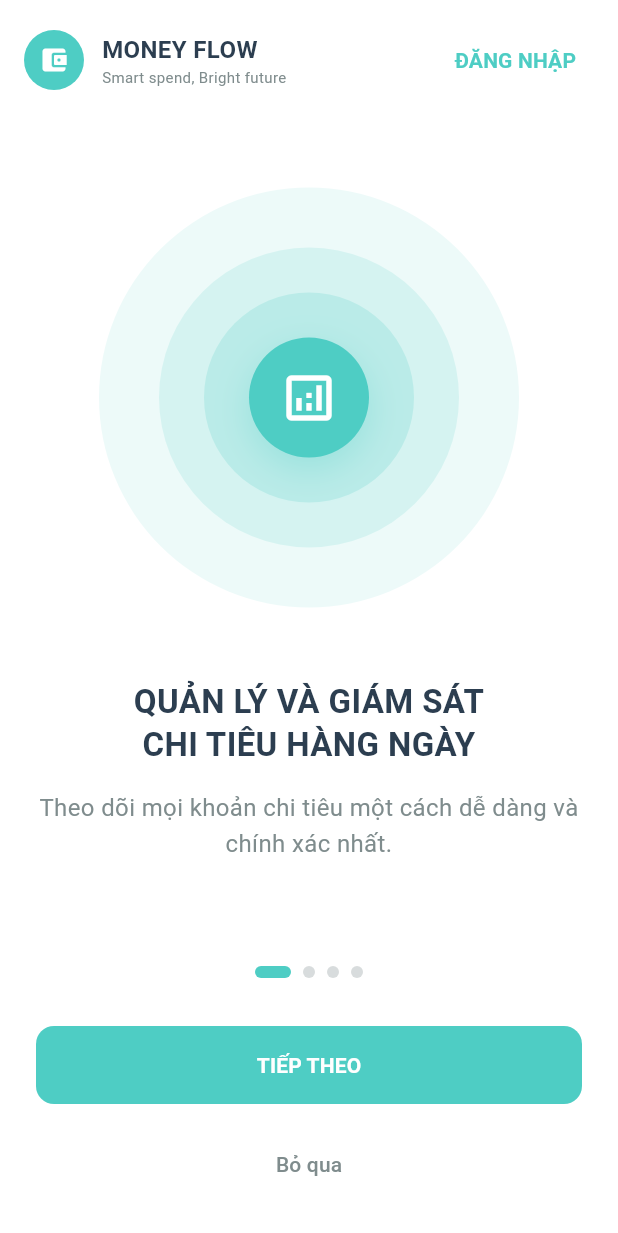
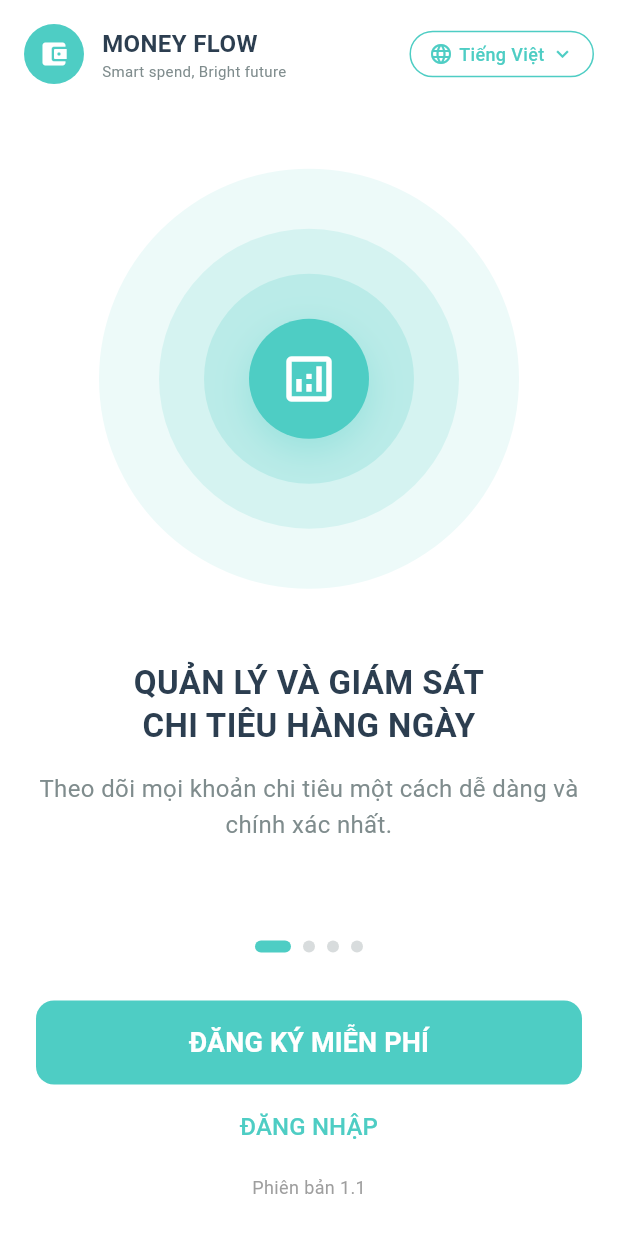
Before and after one commit to khanhhtapcode/FinTrack-App, a Flutter app: the screen it shows after launch, on a phone screen of 412 x 824 dp. Shown: the top 1233 px of the screen. Run offline on Flutter 3.47's test engine with Material 3 defaults, Android fonts, the phone set to English and light mode, and no system bars.

Commit message:
fix change language + fix UX/UI

```diff
--- a/lib/screens/onboarding/onboarding_screen.dart
+++ b/lib/screens/onboarding/onboarding_screen.dart
@@ -12,6 +12,7 @@ class OnboardingScreen extends StatefulWidget {
 class _OnboardingScreenState extends State<OnboardingScreen> {
   final PageController _pageController = PageController();
   int _currentIndex = 0;
+  String _selectedLanguage = 'vi'; // 'vi' for Vietnamese, 'en' for English
 
   final List<Map<String, dynamic>> _pages = [
     {
@@ -50,12 +51,33 @@ class _OnboardingScreenState extends State<OnboardingScreen> {
       body: SafeArea(
         child: Column(
           children: [
-            // Header
-            Padding(
+            _buildHeader(),
+            Expanded(
+              child: PageView.builder(
+                controller: _pageController,
+                itemCount: _pages.length,
+                onPageChanged: (index) {
+                  setState(() {
+                    _currentIndex = index;
+                  });
+                },
+                itemBuilder: (context, index) => _buildPage(_pages[index]),
+              ),
+            ),
+            _buildBottomSection(),
+          ],
+        ),
+      ),
+    );
+  }
+
+  Widget _buildHeader() {
+    return Padding(
       padding: EdgeInsets.all(16),
       child: Row(
         mainAxisAlignment: MainAxisAlignment.spaceBetween,
         children: [
+          // Logo Section
           Row(
             children: [
               Container(
@@ -85,47 +107,93 @@ class _OnboardingScreenState extends State<OnboardingScreen> {
                   ),
                   Text(
                     'Smart spend, Bright future',
-                            style: TextStyle(
-                              fontSize: 10,
-                              color: Color(0xFF7F8C8D),
-                            ),
+                    style: TextStyle(fontSize: 10, color: Color(0xFF7F8C8D)),
                   ),
                 ],
               ),
             ],
           ),
-                  TextButton(
-                    onPressed: () {
-                      Navigator.push(
-                        context,
-                        MaterialPageRoute(builder: (context) => LoginScreen()),
-                      );
+
+          // Language Selector
+          PopupMenuButton<String>(
+            offset: Offset(0, 40),
+            shape: RoundedRectangleBorder(
+              borderRadius: BorderRadius.circular(12),
+            ),
+            onSelected: (String value) {
+              setState(() {
+                _selectedLanguage = value;
+              });
             },
-                    child: Text(
-                      'ĐĂNG NHẬP',
+            itemBuilder: (BuildContext context) => [
+              PopupMenuItem(
+                value: 'vi',
+                child: Row(
+                  children: [
+                    Icon(
+                      Icons.check,
+                      size: 16,
+                      color: _selectedLanguage == 'vi'
+                          ? Color(0xFF4ECDC4)
+                          : Colors.transparent,
+                    ),
+                    SizedBox(width: 8),
+                    Text('Tiếng Việt'),
+                  ],
+                ),
+              ),
+              PopupMenuItem(
+                value: 'en',
+                child: Row(
+                  children: [
+                    Icon(
+                      Icons.check,
+                      size: 16,
+                      color: _selectedLanguage == 'en'
+                          ? Color(0xFF4ECDC4)
+                          : Colors.transparent,
+                    ),
+                    SizedBox(width: 8),
+                    Text('English'),
+                  ],
+                ),
+              ),
+            ],
+            child: Container(
+              padding: EdgeInsets.symmetric(horizontal: 12, vertical: 6),
+              decoration: BoxDecoration(
+                border: Border.all(color: Color(0xFF4ECDC4), width: 1),
+                borderRadius: BorderRadius.circular(20),
+              ),
+              child: Row(
+                mainAxisSize: MainAxisSize.min,
+                children: [
+                  Icon(Icons.language, size: 16, color: Color(0xFF4ECDC4)),
+                  SizedBox(width: 4),
+                  Text(
+                    _selectedLanguage == 'vi' ? 'Tiếng Việt' : 'English',
                     style: TextStyle(
                       color: Color(0xFF4ECDC4),
-                        fontWeight: FontWeight.w600,
-                        fontSize: 14,
+                      fontSize: 12,
+                      fontWeight: FontWeight.w500,
+                    ),
+                  ),
+                  SizedBox(width: 4),
+                  Icon(
+                    Icons.keyboard_arrow_down,
+                    size: 16,
+                    color: Color(0xFF4ECDC4),
+                  ),
+                ],
               ),
             ),
           ),
         ],
       ),
-            ),
+    );
+  }
 
-            // PageView
-            Expanded(
-              child: PageView.builder(
-                controller: _pageController,
-                itemCount: _pages.length,
-                onPageChanged: (index) {
-                  setState(() {
-                    _currentIndex = index;
-                  });
-                },
-                itemBuilder: (context, index) {
-                  final page = _pages[index];
+  Widget _buildPage(Map<String, dynamic> page) {
     return Container(
       padding: EdgeInsets.symmetric(horizontal: 24),
       child: Column(
@@ -172,11 +240,7 @@ class _OnboardingScreenState extends State<OnboardingScreen> {
                       ),
                     ],
                   ),
-                                child: Icon(
-                                  page['icon'],
-                                  size: 40,
-                                  color: Colors.white,
-                                ),
+                  child: Icon(page['icon'], size: 40, color: Colors.white),
                 ),
               ],
             ),
@@ -209,12 +273,10 @@ class _OnboardingScreenState extends State<OnboardingScreen> {
         ],
       ),
     );
-                },
-              ),
-            ),
+  }
 
-            // Bottom Section
-            Container(
+  Widget _buildBottomSection() {
+    return Container(
       padding: EdgeInsets.all(24),
       child: Column(
         children: [
@@ -238,100 +300,66 @@ class _OnboardingScreenState extends State<OnboardingScreen> {
 
           SizedBox(height: 32),
 
-                  // Navigation Buttons
-                  Row(
-                    children: [
-                      if (_currentIndex > 0)
-                        Expanded(
-                          child: OutlinedButton(
-                            onPressed: () {
-                              _pageController.previousPage(
-                                duration: Duration(milliseconds: 300),
-                                curve: Curves.easeInOut,
-                              );
-                            },
-                            style: OutlinedButton.styleFrom(
-                              side: BorderSide(
-                                color: _pages[_currentIndex]['color'],
-                              ),
-                              shape: RoundedRectangleBorder(
-                                borderRadius: BorderRadius.circular(12),
-                              ),
-                              padding: EdgeInsets.symmetric(vertical: 16),
-                            ),
-                            child: Text(
-                              'QUAY LẠI',
-                              style: TextStyle(
-                                color: _pages[_currentIndex]['color'],
-                                fontWeight: FontWeight.w600,
-                              ),
-                            ),
-                          ),
-                        ),
-
-                      if (_currentIndex > 0) SizedBox(width: 16),
-
-                      Expanded(
+          // Single Register Button
+          SizedBox(
+            width: double.infinity,
+            height: 56,
             child: ElevatedButton(
               onPressed: () {
-                            if (_currentIndex == _pages.length - 1) {
                 Navigator.push(
                   context,
                   MaterialPageRoute(
-                                  builder: (context) => RegisterScreen(),
+                    builder: (context) {
+                      return RegisterScreen();
+                    },
                   ),
                 );
-                            } else {
-                              _pageController.nextPage(
-                                duration: Duration(milliseconds: 300),
-                                curve: Curves.easeInOut,
-                              );
-                            }
               },
               style: ElevatedButton.styleFrom(
-                            backgroundColor: _pages[_currentIndex]['color'],
+                backgroundColor: Color(0xFF4ECDC4),
                 foregroundColor: Colors.white,
                 elevation: 0,
                 shape: RoundedRectangleBorder(
                   borderRadius: BorderRadius.circular(12),
                 ),
-                            padding: EdgeInsets.symmetric(vertical: 16),
               ),
               child: Text(
-                            _currentIndex == _pages.length - 1
-                                ? 'ĐĂNG KÝ MIỄN PHÍ'
-                                : 'TIẾP THEO',
-                            style: TextStyle(fontWeight: FontWeight.w600),
+                'ĐĂNG KÝ MIỄN PHÍ',
+                style: TextStyle(fontSize: 18, fontWeight: FontWeight.w600),
               ),
             ),
           ),
-                    ],
-                  ),
 
-                  SizedBox(height: 16),
+          SizedBox(height: 4),
 
-                  if (_currentIndex == 0)
+          // Login Link
           TextButton(
             onPressed: () {
-                        _pageController.animateToPage(
-                          _pages.length - 1,
-                          duration: Duration(milliseconds: 400),
-                          curve: Curves.easeInOut,
+              Navigator.push(
+                context,
+                MaterialPageRoute(
+                  builder: (context) {
+                    return LoginScreen();
+                  },
+                ),
               );
             },
             child: Text(
-                        'Bỏ qua',
+              'ĐĂNG NHẬP',
               style: TextStyle(
-                          color: Color(0xFF7F8C8D),
-                          fontSize: 14,
+                color: Color(0xFF4ECDC4),
+                fontSize: 16,
+                fontWeight: FontWeight.w500,
               ),
             ),
           ),
-                ],
-              ),
+          SizedBox(height: 8),
+          // Version Text
+          Text(
+            'Phiên bản 1.1',
+            style: TextStyle(color: Colors.grey, fontSize: 12),
           ),
         ],
-        ),
       ),
     );
   }
```
Lines whose indentation alone changed are shown as unchanged.
